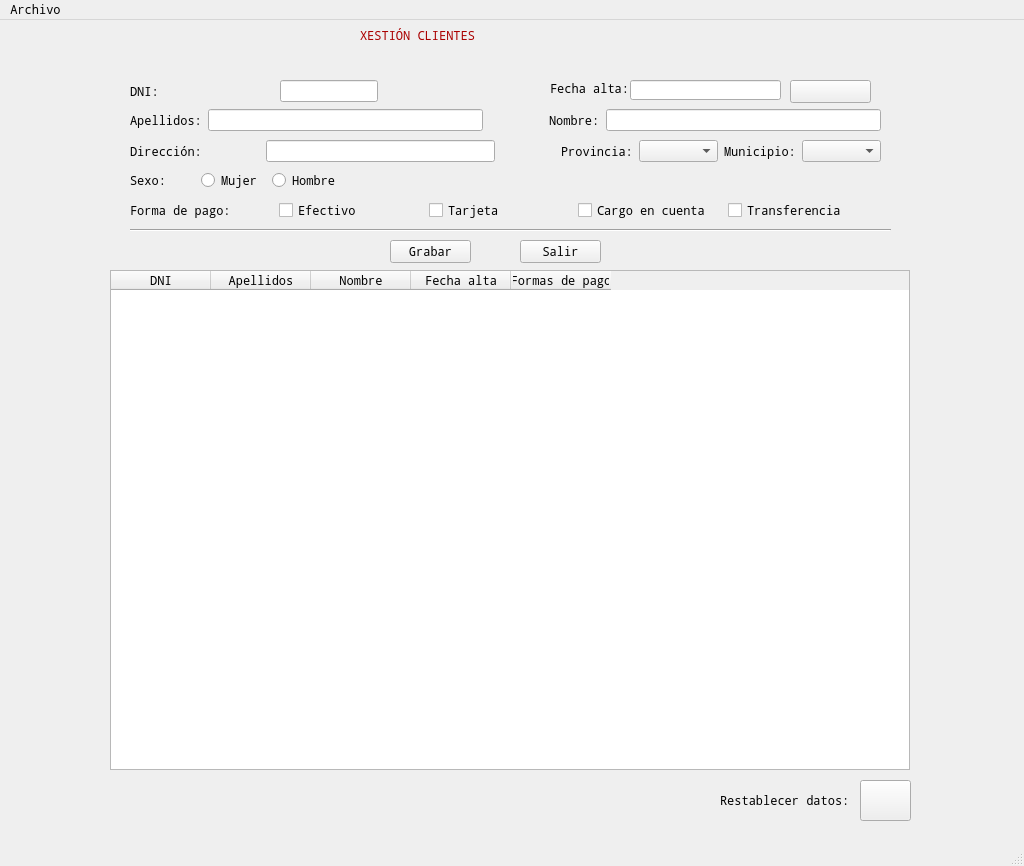
This is window.ui in rulonunhez/nunezsantos as Qt 5 draws it before an edit. The edited form follows.
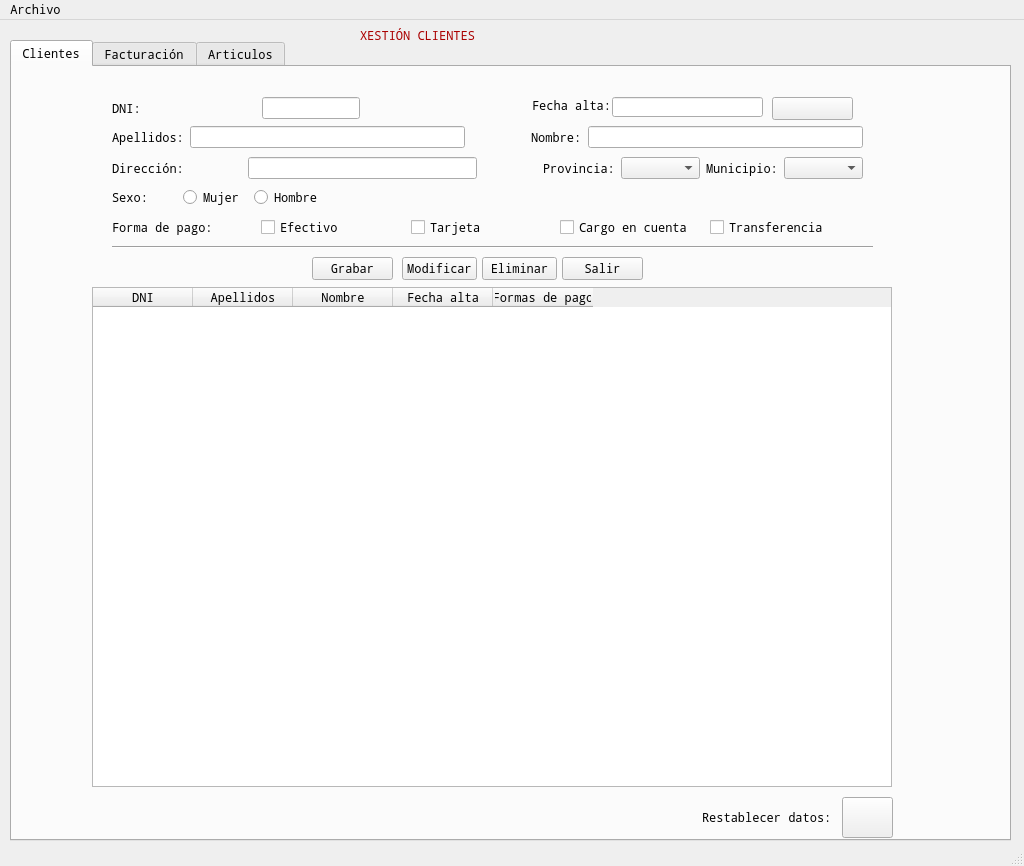
This is the edited form. Icons and pictures are not drawn.

Commit message: Ventana día 27

```diff
--- a/window.ui
+++ b/window.ui
@@ -485,24 +485,86 @@
      <string>XESTIÓN CLIENTES</string>
     </property>
    </widget>
-   <widget class="QPushButton" name="pushButton">
+   <widget class="QTabWidget" name="tabPrograma">
     <property name="geometry">
      <rect>
-      <x>520</x>
-      <y>220</y>
-      <width>81</width>
-      <height>23</height>
+      <x>10</x>
+      <y>20</y>
+      <width>1001</width>
+      <height>801</height>
      </rect>
     </property>
+    <property name="currentIndex">
+     <number>0</number>
+    </property>
+    <widget class="QWidget" name="tabClientes_2">
+     <attribute name="title">
+      <string>Clientes</string>
+     </attribute>
+     <widget class="QWidget" name="horizontalLayoutWidget_5">
+      <property name="geometry">
+       <rect>
+        <x>100</x>
+        <y>150</y>
+        <width>741</width>
+        <height>21</height>
+       </rect>
+      </property>
+      <layout class="QHBoxLayout" name="horizontalLayout_5">
+       <item>
+        <widget class="QLabel" name="lblFormaPago">
     <property name="text">
-     <string>Salir</string>
-    </property>
+          <string>Forma de pago:</string>
+         </property>
+        </widget>
+       </item>
+       <item>
+        <widget class="QCheckBox" name="chkEfectivo">
+         <property name="text">
+          <string>Efectivo</string>
+         </property>
+         <attribute name="buttonGroup">
+          <string notr="true">chkGroupPago</string>
+         </attribute>
+        </widget>
+       </item>
+       <item>
+        <widget class="QCheckBox" name="chkTarjeta">
+         <property name="text">
+          <string>Tarjeta</string>
+         </property>
+         <attribute name="buttonGroup">
+          <string notr="true">chkGroupPago</string>
+         </attribute>
+        </widget>
+       </item>
+       <item>
+        <widget class="QCheckBox" name="chkCargoCuenta">
+         <property name="text">
+          <string>Cargo en cuenta</string>
+         </property>
+         <attribute name="buttonGroup">
+          <string notr="true">chkGroupPago</string>
+         </attribute>
+        </widget>
+       </item>
+       <item>
+        <widget class="QCheckBox" name="chkTransfer">
+         <property name="text">
+          <string>Transferencia</string>
+         </property>
+         <attribute name="buttonGroup">
+          <string notr="true">chkGroupPago</string>
+         </attribute>
+        </widget>
+       </item>
+      </layout>
    </widget>
    <widget class="QPushButton" name="btnGrabaCli">
     <property name="geometry">
      <rect>
-      <x>390</x>
-      <y>220</y>
+        <x>300</x>
+        <y>190</y>
       <width>81</width>
       <height>23</height>
      </rect>
@@ -511,105 +573,46 @@
      <string>Grabar</string>
     </property>
    </widget>
-   <widget class="QWidget" name="horizontalLayoutWidget">
+     <widget class="QPushButton" name="btnCalendar">
     <property name="geometry">
      <rect>
-      <x>130</x>
-      <y>60</y>
-      <width>261</width>
-      <height>22</height>
-     </rect>
-    </property>
-    <layout class="QHBoxLayout" name="horizontalLayout">
-     <item>
-      <widget class="QLabel" name="lblDNI">
-       <property name="styleSheet">
-        <string notr="true">font: 8pt &quot;MS Shell Dlg 2&quot;;
-</string>
-       </property>
-       <property name="text">
-        <string>DNI:                </string>
-       </property>
-      </widget>
-     </item>
-     <item>
-      <widget class="QLineEdit" name="txtDni"/>
-     </item>
-     <item>
-      <widget class="QLabel" name="lblValidoDNI">
+        <x>760</x>
+        <y>30</y>
+        <width>81</width>
+        <height>23</height>
+       </rect>
+      </property>
        <property name="text">
         <string/>
        </property>
-      </widget>
-     </item>
-    </layout>
-   </widget>
-   <widget class="QWidget" name="horizontalLayoutWidget_2">
-    <property name="geometry">
-     <rect>
-      <x>130</x>
-      <y>89</y>
-      <width>751</width>
-      <height>22</height>
-     </rect>
-    </property>
-    <layout class="QHBoxLayout" name="horizontalLayout_2">
-     <item>
-      <widget class="QLabel" name="lblApel">
-       <property name="text">
-        <string>Apellidos:</string>
-       </property>
-      </widget>
-     </item>
-     <item>
-      <widget class="QLineEdit" name="txtApel"/>
-     </item>
-     <item>
-      <spacer name="horizontalSpacer_2">
-       <property name="orientation">
-        <enum>Qt::Horizontal</enum>
-       </property>
-       <property name="sizeType">
-        <enum>QSizePolicy::Fixed</enum>
-       </property>
-       <property name="sizeHint" stdset="0">
-        <size>
-         <width>60</width>
-         <height>15</height>
-        </size>
-       </property>
-      </spacer>
-     </item>
-     <item>
-      <widget class="QLabel" name="lblNome">
-       <property name="text">
-        <string>Nombre:</string>
-       </property>
-      </widget>
-     </item>
-     <item>
-      <widget class="QLineEdit" name="txtNome"/>
-     </item>
-    </layout>
-   </widget>
-   <widget class="Line" name="line">
+      <property name="autoDefault">
+       <bool>false</bool>
+      </property>
+      <property name="default">
+       <bool>false</bool>
+      </property>
+      <property name="flat">
+       <bool>false</bool>
+      </property>
+     </widget>
+     <widget class="QPushButton" name="pushButton">
     <property name="geometry">
      <rect>
-      <x>130</x>
-      <y>200</y>
-      <width>761</width>
-      <height>20</height>
-     </rect>
-    </property>
-    <property name="orientation">
-     <enum>Qt::Horizontal</enum>
+        <x>550</x>
+        <y>190</y>
+        <width>81</width>
+        <height>23</height>
+       </rect>
+      </property>
+      <property name="text">
+       <string>Salir</string>
     </property>
    </widget>
    <widget class="QWidget" name="horizontalLayoutWidget_3">
     <property name="geometry">
      <rect>
-      <x>130</x>
-      <y>120</y>
+        <x>100</x>
+        <y>90</y>
       <width>751</width>
       <height>22</height>
      </rect>
@@ -690,157 +693,72 @@
      </item>
     </layout>
    </widget>
-   <widget class="QWidget" name="horizontalLayoutWidget_4">
+     <widget class="QWidget" name="horizontalLayoutWidget_2">
     <property name="geometry">
      <rect>
-      <x>130</x>
-      <y>150</y>
-      <width>211</width>
-      <height>21</height>
-     </rect>
-    </property>
-    <layout class="QHBoxLayout" name="horizontalLayout_4">
+        <x>100</x>
+        <y>59</y>
+        <width>751</width>
+        <height>22</height>
+       </rect>
+      </property>
+      <layout class="QHBoxLayout" name="horizontalLayout_2">
      <item>
-      <widget class="QLabel" name="lblSexo">
+        <widget class="QLabel" name="lblApel">
        <property name="text">
-        <string>Sexo:</string>
+          <string>Apellidos:</string>
        </property>
       </widget>
      </item>
      <item>
-      <widget class="QRadioButton" name="rbtFem">
-       <property name="text">
-        <string>Mujer</string>
-       </property>
-       <attribute name="buttonGroup">
-        <string notr="true">rbtGroupSex</string>
-       </attribute>
-      </widget>
+        <widget class="QLineEdit" name="txtApel"/>
      </item>
      <item>
-      <widget class="QRadioButton" name="rbtHom">
-       <property name="text">
-        <string>Hombre</string>
-       </property>
-       <attribute name="buttonGroup">
-        <string notr="true">rbtGroupSex</string>
-       </attribute>
-      </widget>
-     </item>
-    </layout>
-   </widget>
-   <widget class="QWidget" name="horizontalLayoutWidget_5">
-    <property name="geometry">
-     <rect>
-      <x>130</x>
-      <y>180</y>
-      <width>741</width>
-      <height>21</height>
-     </rect>
-    </property>
-    <layout class="QHBoxLayout" name="horizontalLayout_5">
-     <item>
-      <widget class="QLabel" name="lblFormaPago">
-       <property name="text">
-        <string>Forma de pago:</string>
-       </property>
-      </widget>
+        <spacer name="horizontalSpacer_2">
+         <property name="orientation">
+          <enum>Qt::Horizontal</enum>
+         </property>
+         <property name="sizeType">
+          <enum>QSizePolicy::Fixed</enum>
+         </property>
+         <property name="sizeHint" stdset="0">
+          <size>
+           <width>60</width>
+           <height>15</height>
+          </size>
+         </property>
+        </spacer>
      </item>
      <item>
-      <widget class="QCheckBox" name="chkEfectivo">
+        <widget class="QLabel" name="lblNome">
        <property name="text">
-        <string>Efectivo</string>
-       </property>
-       <attribute name="buttonGroup">
-        <string notr="true">chkGroupPago</string>
-       </attribute>
+          <string>Nombre:</string>
+         </property>
       </widget>
      </item>
      <item>
-      <widget class="QCheckBox" name="chkTarjeta">
-       <property name="text">
-        <string>Tarjeta</string>
-       </property>
-       <attribute name="buttonGroup">
-        <string notr="true">chkGroupPago</string>
-       </attribute>
-      </widget>
-     </item>
-     <item>
-      <widget class="QCheckBox" name="chkCargoCuenta">
-       <property name="text">
-        <string>Cargo en cuenta</string>
-       </property>
-       <attribute name="buttonGroup">
-        <string notr="true">chkGroupPago</string>
-       </attribute>
-      </widget>
-     </item>
-     <item>
-      <widget class="QCheckBox" name="chkTransfer">
-       <property name="text">
-        <string>Transferencia</string>
-       </property>
-       <attribute name="buttonGroup">
-        <string notr="true">chkGroupPago</string>
-       </attribute>
-      </widget>
-     </item>
-    </layout>
-   </widget>
-   <widget class="QLabel" name="lblFechaAlta">
+        <widget class="QLineEdit" name="txtNome"/>
+       </item>
+      </layout>
+     </widget>
+     <widget class="QLabel" name="lblRestablecer">
     <property name="geometry">
      <rect>
-      <x>550</x>
-      <y>60</y>
-      <width>81</width>
-      <height>16</height>
+        <x>690</x>
+        <y>730</y>
+        <width>141</width>
+        <height>41</height>
      </rect>
     </property>
     <property name="text">
-     <string>Fecha alta:</string>
-    </property>
-   </widget>
-   <widget class="QLineEdit" name="txtFechaAlta">
-    <property name="geometry">
-     <rect>
-      <x>630</x>
-      <y>60</y>
-      <width>151</width>
-      <height>20</height>
-     </rect>
-    </property>
-    <property name="alignment">
-     <set>Qt::AlignRight|Qt::AlignTrailing|Qt::AlignVCenter</set>
-    </property>
-   </widget>
-   <widget class="QPushButton" name="btnCalendar">
-    <property name="geometry">
-     <rect>
-      <x>790</x>
-      <y>60</y>
-      <width>81</width>
-      <height>23</height>
-     </rect>
-    </property>
-    <property name="text">
-     <string/>
-    </property>
-    <property name="autoDefault">
-     <bool>false</bool>
-    </property>
-    <property name="default">
-     <bool>false</bool>
-    </property>
-    <property name="flat">
-     <bool>false</bool>
+       <string>Restablecer datos:</string>
     </property>
    </widget>
    <widget class="QTableWidget" name="tabClientes">
     <property name="geometry">
      <rect>
-      <x>110</x>
-      <y>250</y>
+        <x>80</x>
+        <y>220</y>
       <width>800</width>
       <height>500</height>
      </rect>
@@ -874,8 +792,8 @@
    <widget class="QPushButton" name="btnRestablecer">
     <property name="geometry">
      <rect>
-      <x>860</x>
-      <y>760</y>
+        <x>830</x>
+        <y>730</y>
       <width>51</width>
       <height>41</height>
      </rect>
@@ -885,21 +803,183 @@
     </property>
     <property name="icon">
      <iconset>
-      <normaloff>img/Recarga.png</normaloff>img/Recarga.png</iconset>
-    </property>
-   </widget>
-   <widget class="QLabel" name="lblRestablecer">
+        <normaloff>../../.designer/backup/img/Recarga.png</normaloff>../../.designer/backup/img/Recarga.png</iconset>
+      </property>
+     </widget>
+     <widget class="Line" name="line">
     <property name="geometry">
      <rect>
-      <x>720</x>
-      <y>760</y>
-      <width>141</width>
-      <height>41</height>
-     </rect>
-    </property>
+        <x>100</x>
+        <y>170</y>
+        <width>761</width>
+        <height>20</height>
+       </rect>
+      </property>
+      <property name="orientation">
+       <enum>Qt::Horizontal</enum>
+      </property>
+     </widget>
+     <widget class="QLineEdit" name="txtFechaAlta">
+      <property name="geometry">
+       <rect>
+        <x>600</x>
+        <y>30</y>
+        <width>151</width>
+        <height>20</height>
+       </rect>
+      </property>
+      <property name="alignment">
+       <set>Qt::AlignRight|Qt::AlignTrailing|Qt::AlignVCenter</set>
+      </property>
+     </widget>
+     <widget class="QWidget" name="horizontalLayoutWidget">
+      <property name="geometry">
+       <rect>
+        <x>100</x>
+        <y>30</y>
+        <width>261</width>
+        <height>22</height>
+       </rect>
+      </property>
+      <layout class="QHBoxLayout" name="horizontalLayout">
+       <item>
+        <widget class="QLabel" name="lblDNI">
+         <property name="styleSheet">
+          <string notr="true">font: 8pt &quot;MS Shell Dlg 2&quot;;
+</string>
+         </property>
     <property name="text">
-     <string>Restablecer datos:</string>
-    </property>
+          <string>DNI:                </string>
+         </property>
+        </widget>
+       </item>
+       <item>
+        <widget class="QLineEdit" name="txtDni"/>
+       </item>
+       <item>
+        <widget class="QLabel" name="lblValidoDNI">
+         <property name="text">
+          <string/>
+         </property>
+        </widget>
+       </item>
+      </layout>
+     </widget>
+     <widget class="QLabel" name="lblFechaAlta">
+      <property name="geometry">
+       <rect>
+        <x>520</x>
+        <y>30</y>
+        <width>81</width>
+        <height>16</height>
+       </rect>
+      </property>
+      <property name="text">
+       <string>Fecha alta:</string>
+      </property>
+     </widget>
+     <widget class="QWidget" name="horizontalLayoutWidget_4">
+      <property name="geometry">
+       <rect>
+        <x>100</x>
+        <y>120</y>
+        <width>211</width>
+        <height>21</height>
+       </rect>
+      </property>
+      <layout class="QHBoxLayout" name="horizontalLayout_4">
+       <item>
+        <widget class="QLabel" name="lblSexo">
+         <property name="text">
+          <string>Sexo:</string>
+         </property>
+        </widget>
+       </item>
+       <item>
+        <widget class="QRadioButton" name="rbtFem">
+         <property name="text">
+          <string>Mujer</string>
+         </property>
+         <attribute name="buttonGroup">
+          <string notr="true">rbtGroupSex</string>
+         </attribute>
+        </widget>
+       </item>
+       <item>
+        <widget class="QRadioButton" name="rbtHom">
+         <property name="text">
+          <string>Hombre</string>
+         </property>
+         <attribute name="buttonGroup">
+          <string notr="true">rbtGroupSex</string>
+         </attribute>
+        </widget>
+       </item>
+      </layout>
+     </widget>
+     <widget class="QPushButton" name="btnModifCli">
+      <property name="geometry">
+       <rect>
+        <x>390</x>
+        <y>190</y>
+        <width>75</width>
+        <height>23</height>
+       </rect>
+      </property>
+      <property name="text">
+       <string>Modificar</string>
+      </property>
+     </widget>
+     <widget class="QPushButton" name="btnBajaCli">
+      <property name="geometry">
+       <rect>
+        <x>470</x>
+        <y>190</y>
+        <width>75</width>
+        <height>23</height>
+       </rect>
+      </property>
+      <property name="text">
+       <string>Eliminar</string>
+      </property>
+     </widget>
+    </widget>
+    <widget class="QWidget" name="tabFacturacion">
+     <attribute name="title">
+      <string>Facturación</string>
+     </attribute>
+     <widget class="QLabel" name="label">
+      <property name="geometry">
+       <rect>
+        <x>316</x>
+        <y>232</y>
+        <width>261</width>
+        <height>81</height>
+       </rect>
+      </property>
+      <property name="text">
+       <string>EN CONSTRUCCIÓN</string>
+      </property>
+     </widget>
+    </widget>
+    <widget class="QWidget" name="tabArticulos">
+     <attribute name="title">
+      <string>Articulos</string>
+     </attribute>
+     <widget class="QLabel" name="label_2">
+      <property name="geometry">
+       <rect>
+        <x>360</x>
+        <y>340</y>
+        <width>251</width>
+        <height>111</height>
+       </rect>
+      </property>
+      <property name="text">
+       <string>ARTICULOS</string>
+      </property>
+     </widget>
+    </widget>
    </widget>
   </widget>
   <widget class="QMenuBar" name="menubar">
```
Left out of the diff: 2 changed lines with no effect on the pictures. Lines whose indentation alone changed are shown as unchanged. The commit also changes 7 other files.
